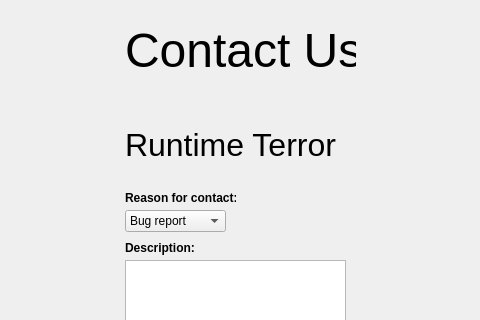
Old version of the form EuropeanVacation/mainwindow.ui in the repository Sakezone/CS1D-Project; both pictures show x 175 to 655 and y 0 to 320 of the 826 by 482 pixel window.
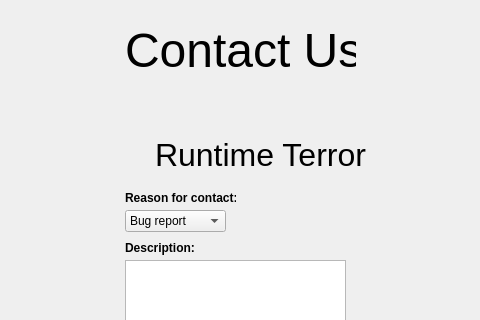
New version of the form. The open tabs and pages were chosen to show the change. Icons and pictures are not drawn.

Patch:
```diff
--- a/EuropeanVacation/mainwindow.ui
+++ b/EuropeanVacation/mainwindow.ui
@@ -106,8 +106,8 @@
      <widget class="QLabel" name="iconLabel">
       <property name="geometry">
        <rect>
-        <x>380</x>
-        <y>70</y>
+        <x>270</x>
+        <y>130</y>
         <width>41</width>
         <height>41</height>
        </rect>
@@ -119,8 +119,8 @@
      <widget class="QLabel" name="teamNameLabel">
       <property name="geometry">
        <rect>
-        <x>290</x>
-        <y>110</y>
+        <x>320</x>
+        <y>120</y>
         <width>221</width>
         <height>51</height>
        </rect>
```
Left out of the diff: 2 changed lines with no effect on the pictures.
